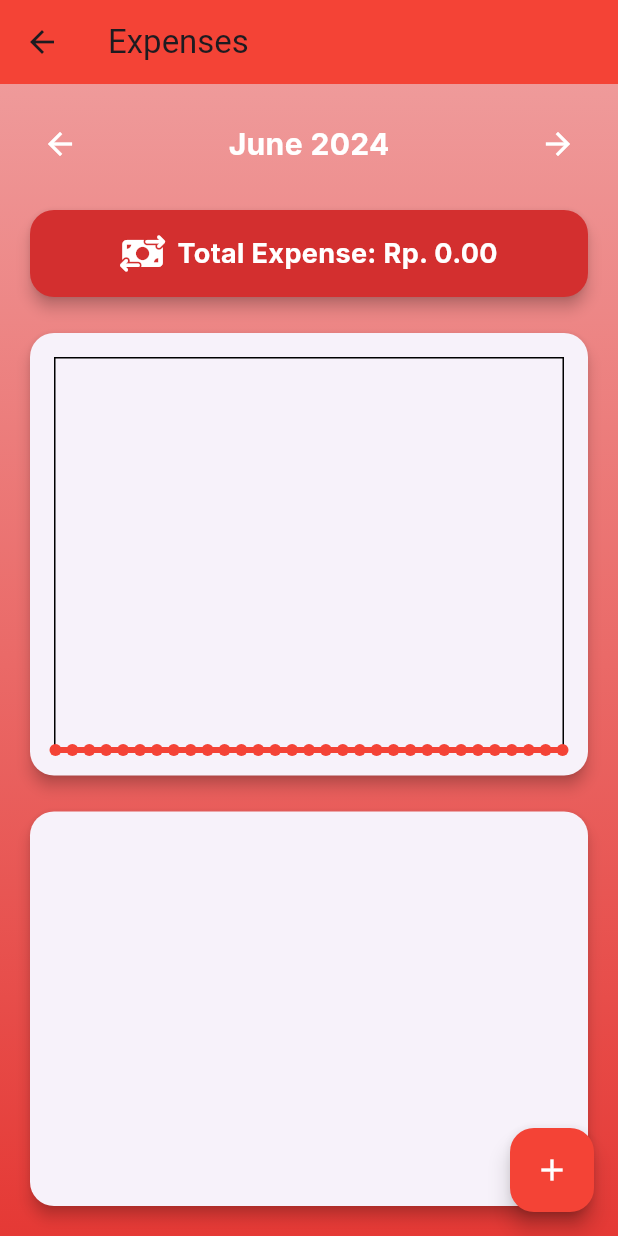
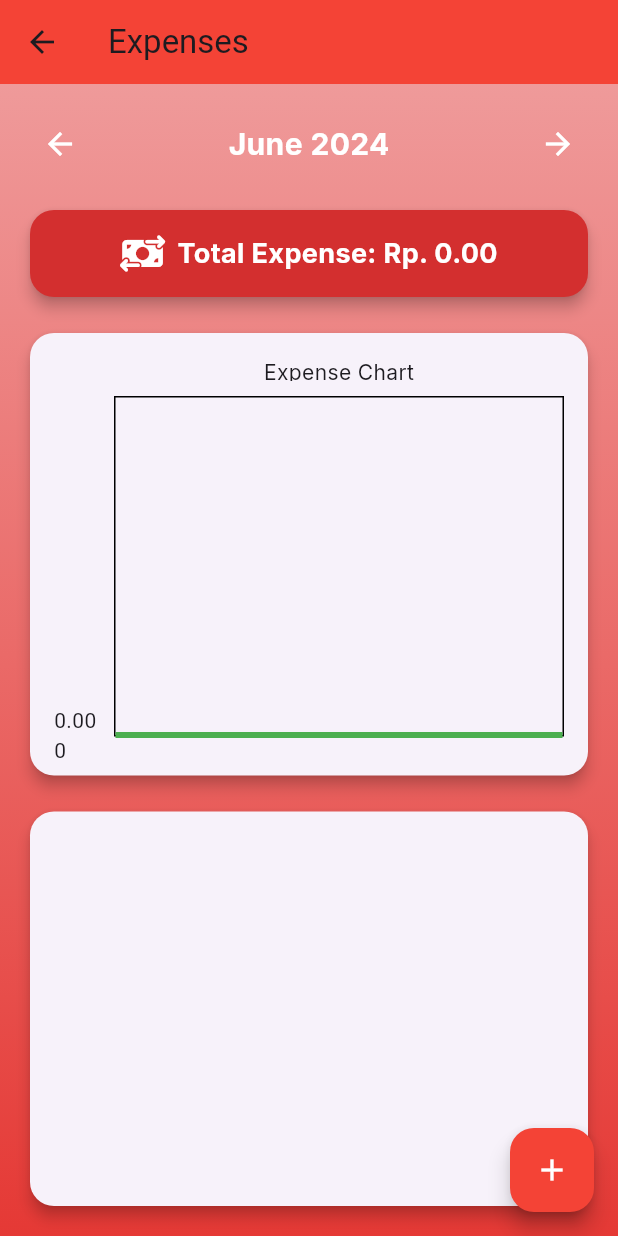
Before and after one commit to VinChriZ/MoneyManager, a Flutter app: the ExpensePage screen opened directly, on a phone screen of 412 x 824 dp. Run offline on Flutter 3.47's test engine with Material 3 defaults, Android fonts, the light colour scheme and no system bars; drawn by our look-alikes of fl_chart; our stand-ins replace cloud_firestore, firebase_auth, firebase_core, flutter_speed_dial, flutter_svg, font_awesome_flutter and 4 more; accounts and stored records are empty.

Commit message:
chart income expense unfinish

```diff
--- /dev/null
+++ b/devtools_options.yaml
@@ -0,0 +1,3 @@
+description: This file stores settings for Dart & Flutter DevTools.
+documentation: https://docs.flutter.dev/tools/devtools/extensions#configure-extension-enablement-states
+extensions:
--- a/lib/expense.dart
+++ b/lib/expense.dart
@@ -710,18 +710,53 @@ class _ExpensePageState extends State<ExpensePage> {
                     child: LineChart(
                       LineChartData(
                         gridData: FlGridData(show: false),
-                        titlesData: FlTitlesData(show: false),
+                        titlesData: FlTitlesData(
+                          topTitles: AxisTitles(
+                            axisNameWidget: Text(
+                              "Expense Chart",
+                              style: GoogleFonts.inter(),
+                            ),
+                            sideTitles: SideTitles(
+                              showTitles: true,
+                              reservedSize: 10,
+                            ),
+                          ),
+                          bottomTitles: AxisTitles(
+                            sideTitles:
+                                SideTitles(showTitles: true, reservedSize: 10),
+                          ),
+                          rightTitles: AxisTitles(
+                            sideTitles: SideTitles(
+                              showTitles: false,
+                              getTitlesWidget: (value, meta) {
+                                if (value == 0) {
+                                  return Text('0');
+                                } else if (value == totalExpense / 2) {
+                                  return Text(
+                                      (totalExpense / 2).toStringAsFixed(0));
+                                } else if (value == totalExpense) {
+                                  return Text(totalExpense.toStringAsFixed(0));
+                                }
+                                return Text('');
+                              },
+                            ),
+                          ),
+                          leftTitles: AxisTitles(
+                            sideTitles:
+                                SideTitles(showTitles: true, reservedSize: 40),
+                          ),
+                        ),
                         borderData: FlBorderData(show: true),
                         lineBarsData: [
                           LineChartBarData(
                             spots: data,
-                            isCurved: false,
-                            color: Colors.red,
+                            isCurved: true,
+                            color: Colors.green,
                             barWidth: 4,
-                            dotData: FlDotData(show: true),
+                            dotData: FlDotData(show: false),
                             belowBarData: BarAreaData(
                               show: true,
-                              color: Colors.red.withOpacity(0.3),
+                              color: Colors.green.withOpacity(0.3),
                             ),
                           ),
                         ],
@@ -778,7 +813,10 @@ class _ExpensePageState extends State<ExpensePage> {
       ),
       floatingActionButton: FloatingActionButton(
         onPressed: _showAddExpenseDialog,
-        child: Icon(Icons.add,color: Colors.white,),
+        child: Icon(
+          Icons.add,
+          color: Colors.white,
+        ),
         backgroundColor: Colors.red,
       ),
     );
--- a/lib/main.dart
+++ b/lib/main.dart
@@ -26,7 +26,7 @@ class MyApp extends StatelessWidget {
       create: (context) => UserData(), // Provide UserData instance
       child: MaterialApp(
           // home: AuthPage(),
-          home: SplashScreen()),
+          home: ExpensePage()),
     );
   }
 }
```
Also changed, not shown: lib/income.dart (+48 -5 lines).
